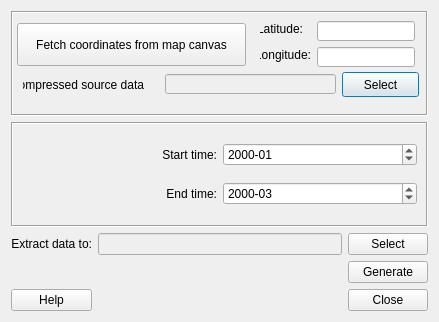
UMEP-dev/UMEP, file WATCHData/watch_dialog_base.ui: the form before one commit.
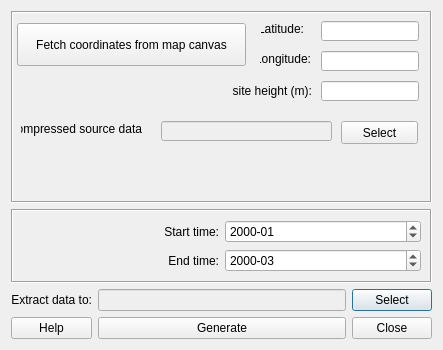
The form after the commit.

Patch:
```diff
--- a/WATCHData/watch_dialog_base.ui
+++ b/WATCHData/watch_dialog_base.ui
@@ -6,16 +6,86 @@
    <rect>
     <x>0</x>
     <y>0</y>
-    <width>439</width>
-    <height>322</height>
+    <width>443</width>
+    <height>350</height>
    </rect>
   </property>
   <property name="windowTitle">
    <string>WATCH data</string>
   </property>
   <layout class="QGridLayout" name="gridLayout_2">
+   <item row="7" column="2">
+    <widget class="QPushButton" name="pushButtonSave">
+     <property name="text">
+      <string>Select</string>
+     </property>
+    </widget>
+   </item>
+   <item row="7" column="0">
+    <widget class="QLabel" name="label_4">
+     <property name="text">
+      <string>Extract data to:</string>
+     </property>
+     <property name="alignment">
+      <set>Qt::AlignRight|Qt::AlignTrailing|Qt::AlignVCenter</set>
+     </property>
+    </widget>
+   </item>
+   <item row="8" column="1">
+    <widget class="QPushButton" name="runButton">
+     <property name="cursor">
+      <cursorShape>ArrowCursor</cursorShape>
+     </property>
+     <property name="text">
+      <string>Generate</string>
+     </property>
+    </widget>
+   </item>
+   <item row="8" column="2">
+    <widget class="QPushButton" name="pushButtonClose">
+     <property name="text">
+      <string>Close</string>
+     </property>
+    </widget>
+   </item>
+   <item row="6" column="1">
+    <widget class="QLabel" name="lblStatus">
+     <property name="text">
+      <string/>
+     </property>
+     <property name="alignment">
+      <set>Qt::AlignRight|Qt::AlignTrailing|Qt::AlignVCenter</set>
+     </property>
+    </widget>
+   </item>
+   <item row="8" column="0">
+    <widget class="QPushButton" name="pushButtonHelp">
+     <property name="text">
+      <string>Help</string>
+     </property>
+    </widget>
+   </item>
+   <item row="7" column="1">
+    <widget class="QLineEdit" name="textOutput">
+     <property name="enabled">
+      <bool>false</bool>
+     </property>
+     <property name="layoutDirection">
+      <enum>Qt::LeftToRight</enum>
+     </property>
+     <property name="text">
+      <string/>
+     </property>
+    </widget>
+   </item>
    <item row="0" column="0" colspan="3">
     <widget class="QFrame" name="frame_2">
+     <property name="sizePolicy">
+      <sizepolicy hsizetype="Preferred" vsizetype="Expanding">
+       <horstretch>0</horstretch>
+       <verstretch>0</verstretch>
+      </sizepolicy>
+     </property>
      <property name="frameShape">
       <enum>QFrame::Box</enum>
      </property>
@@ -25,8 +95,8 @@
      <widget class="QLabel" name="label_7">
       <property name="geometry">
        <rect>
-        <x>12</x>
-        <y>66</y>
+        <x>10</x>
+        <y>110</y>
         <width>121</width>
         <height>16</height>
        </rect>
@@ -41,10 +111,10 @@
      <widget class="QPushButton" name="pushButtonRaw">
       <property name="geometry">
        <rect>
-        <x>331</x>
-        <y>61</y>
+        <x>330</x>
+        <y>110</y>
         <width>77</width>
-        <height>25</height>
+        <height>23</height>
        </rect>
       </property>
       <property name="text">
@@ -57,8 +127,8 @@
       </property>
       <property name="geometry">
        <rect>
-        <x>154</x>
-        <y>63</y>
+        <x>150</x>
+        <y>110</y>
         <width>171</width>
         <height>20</height>
        </rect>
@@ -70,8 +140,8 @@
      <widget class="QLineEdit" name="textOutput_lon">
       <property name="geometry">
        <rect>
-        <x>306</x>
-        <y>36</y>
+        <x>310</x>
+        <y>40</y>
         <width>98</width>
         <height>20</height>
        </rect>
@@ -86,7 +156,7 @@
      <widget class="QLineEdit" name="textOutput_lat">
       <property name="geometry">
        <rect>
-        <x>306</x>
+        <x>310</x>
         <y>10</y>
         <width>98</width>
         <height>20</height>
@@ -100,7 +170,7 @@
       <property name="geometry">
        <rect>
         <x>249</x>
-        <y>36</y>
+        <y>40</y>
         <width>51</width>
         <height>16</height>
        </rect>
@@ -115,7 +185,7 @@
      <widget class="QLabel" name="label_5">
       <property name="geometry">
        <rect>
-        <x>249</x>
+        <x>250</x>
         <y>10</y>
         <width>43</width>
         <height>16</height>
@@ -144,74 +214,48 @@
        <string>Fetch coordinates from map canvas</string>
       </property>
      </widget>
+     <widget class="QLineEdit" name="textOutput_hgt">
+      <property name="geometry">
+       <rect>
+        <x>310</x>
+        <y>70</y>
+        <width>98</width>
+        <height>20</height>
+       </rect>
+      </property>
+      <property name="inputMask">
+       <string/>
+      </property>
+      <property name="text">
+       <string/>
+      </property>
+     </widget>
+     <widget class="QLabel" name="label_10">
+      <property name="geometry">
+       <rect>
+        <x>190</x>
+        <y>70</y>
+        <width>111</width>
+        <height>20</height>
+       </rect>
+      </property>
+      <property name="text">
+       <string>site height (m):</string>
+      </property>
+      <property name="alignment">
+       <set>Qt::AlignRight|Qt::AlignTrailing|Qt::AlignVCenter</set>
+      </property>
+     </widget>
     </widget>
    </item>
-   <item row="2" column="0">
-    <widget class="QLabel" name="label_4">
-     <property name="text">
-      <string>Extract data to:</string>
-     </property>
-     <property name="alignment">
-      <set>Qt::AlignRight|Qt::AlignTrailing|Qt::AlignVCenter</set>
-     </property>
-    </widget>
-   </item>
-   <item row="2" column="1">
-    <widget class="QLineEdit" name="textOutput">
-     <property name="enabled">
-      <bool>false</bool>
-     </property>
-     <property name="layoutDirection">
-      <enum>Qt::LeftToRight</enum>
-     </property>
-     <property name="text">
-      <string/>
-     </property>
-    </widget>
-   </item>
-   <item row="2" column="2">
-    <widget class="QPushButton" name="pushButtonSave">
-     <property name="text">
-      <string>Select</string>
-     </property>
-    </widget>
-   </item>
-   <item row="3" column="2">
-    <widget class="QPushButton" name="runButton">
-     <property name="cursor">
-      <cursorShape>ArrowCursor</cursorShape>
-     </property>
-     <property name="text">
-      <string>Generate</string>
-     </property>
-    </widget>
-   </item>
-   <item row="4" column="0">
-    <widget class="QPushButton" name="pushButtonHelp">
-     <property name="text">
-      <string>Help</string>
-     </property>
-    </widget>
-   </item>
-   <item row="4" column="1">
-    <widget class="QLabel" name="lblStatus">
-     <property name="text">
-      <string/>
-     </property>
-     <property name="alignment">
-      <set>Qt::AlignRight|Qt::AlignTrailing|Qt::AlignVCenter</set>
-     </property>
-    </widget>
-   </item>
-   <item row="4" column="2">
-    <widget class="QPushButton" name="pushButtonClose">
-     <property name="text">
-      <string>Close</string>
-     </property>
-    </widget>
-   </item>
-   <item row="1" column="0" colspan="3">
+   <item row="5" column="0" rowspan="2" colspan="3">
     <widget class="QFrame" name="frame">
+     <property name="sizePolicy">
+      <sizepolicy hsizetype="Expanding" vsizetype="Preferred">
+       <horstretch>0</horstretch>
+       <verstretch>0</verstretch>
+      </sizepolicy>
+     </property>
      <property name="frameShape">
       <enum>QFrame::Box</enum>
      </property>
```
Left out of the diff: 19 changed lines with no effect on the pictures.
